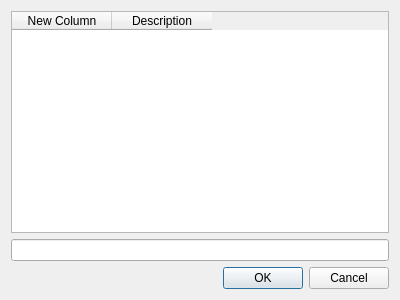
Above: SaveSession.ui from HobbitHacker/Q3270 before the change. Below: the same form after it.
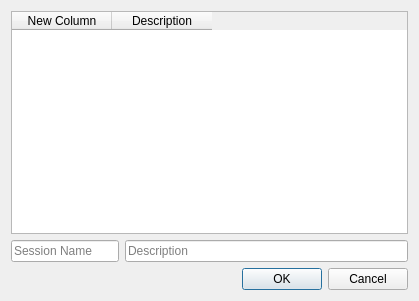
That is the form after the change.

Commit message: More Session management

Diff of the .ui file:
```diff
--- a/SaveSession.ui
+++ b/SaveSession.ui
@@ -6,8 +6,8 @@
    <rect>
     <x>0</x>
     <y>0</y>
-    <width>400</width>
-    <height>300</height>
+    <width>419</width>
+    <height>301</height>
    </rect>
   </property>
   <property name="windowTitle">
@@ -29,9 +29,26 @@
     </widget>
    </item>
    <item>
-    <layout class="QHBoxLayout" name="horizontalLayout">
-     <item>
-      <widget class="QLineEdit" name="sessionName"/>
+    <layout class="QGridLayout" name="gridLayout">
+     <item row="1" column="0">
+      <widget class="QLineEdit" name="sessionName">
+       <property name="placeholderText">
+        <string>Session Name</string>
+       </property>
+      </widget>
+     </item>
+     <item row="1" column="1">
+      <widget class="QLineEdit" name="lineEdit">
+       <property name="sizePolicy">
+        <sizepolicy hsizetype="Expanding" vsizetype="Fixed">
+         <horstretch>1</horstretch>
+         <verstretch>0</verstretch>
+        </sizepolicy>
+       </property>
+       <property name="placeholderText">
+        <string>Description</string>
+       </property>
+      </widget>
      </item>
     </layout>
    </item>
```
Left out of the diff: 12 changed lines with no effect on the pictures. The commit also changes 7 other files.
